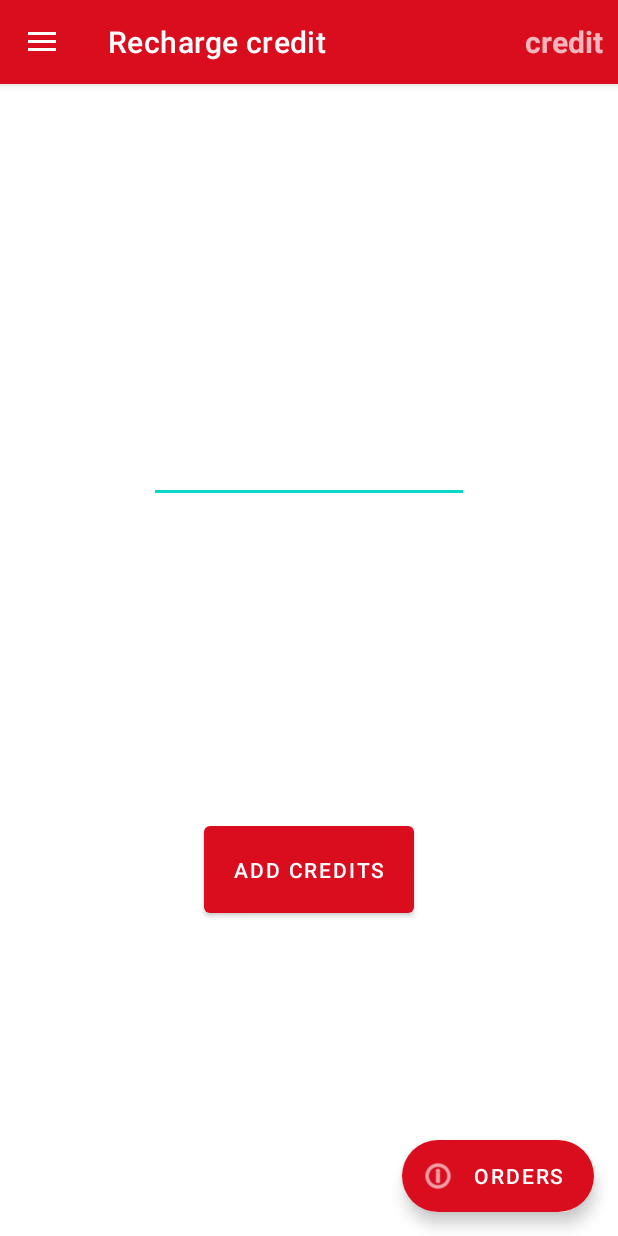
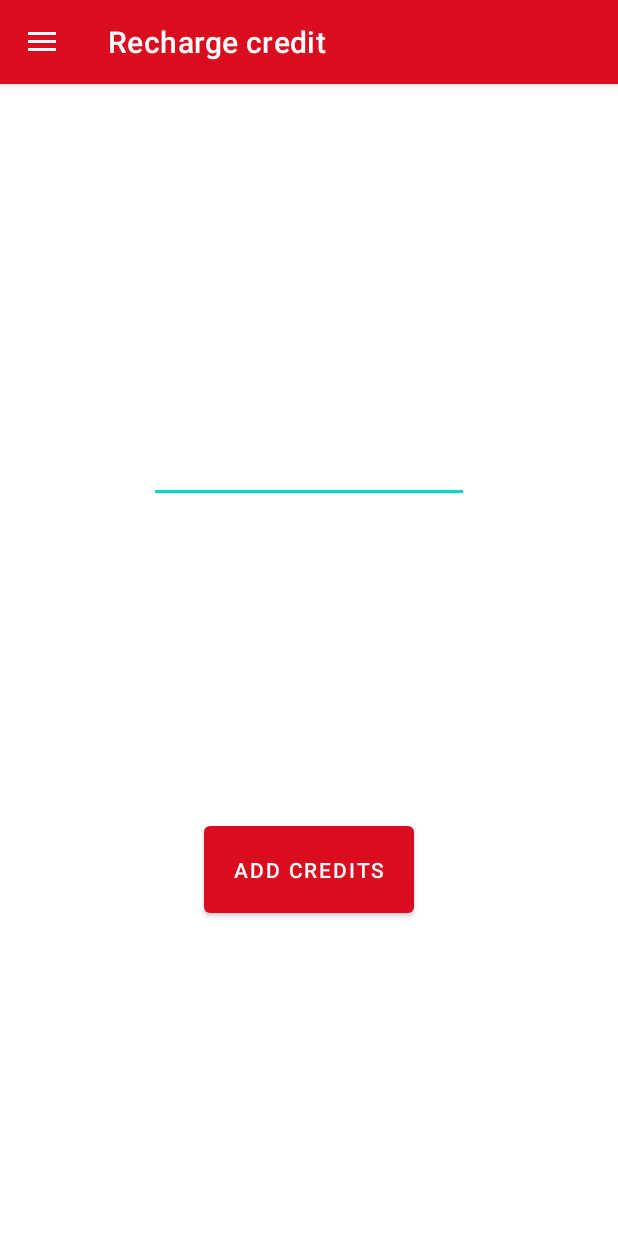
Before and after one commit to MarekHavel/ITU, an Android app: the screen it shows after launch (MainActivity), in the side drawer, after a tap on "Recharge credit", on a phone screen of 412 x 824 dp. Run offline under Robolectric (Android 15) with nearby library versions, the phone set to English and light mode, and no system bars; our stand-ins replace navigation-ui.

Commit message:
Removed toolbar and fab from others fragments

```diff
--- a/frontend/app/src/main/java/eu/havy/canteen/MainActivity.java
+++ b/frontend/app/src/main/java/eu/havy/canteen/MainActivity.java
@@ -4,10 +4,11 @@ import android.os.Bundle;
 import android.os.Handler;
 import android.os.Looper;
 import android.os.Message;
-import android.view.Menu;
+import android.view.View;
 
 import androidx.appcompat.app.AppCompatActivity;
 import androidx.drawerlayout.widget.DrawerLayout;
+import androidx.fragment.app.Fragment;
 import androidx.navigation.NavController;
 import androidx.navigation.Navigation;
 import androidx.navigation.ui.AppBarConfiguration;
@@ -23,6 +24,7 @@ import java.util.Objects;
 
 import eu.havy.canteen.api.Api;
 import eu.havy.canteen.databinding.ActivityMainBinding;
+import eu.havy.canteen.ui.order_food.OrderFoodFragment;
 
 public class MainActivity extends AppCompatActivity {
 
@@ -76,6 +78,19 @@ public class MainActivity extends AppCompatActivity {
         NavController navController = Navigation.findNavController(this, R.id.nav_host_fragment_activity_main_content);
         NavigationUI.setupActionBarWithNavController(this, navController, mAppBarConfiguration);
         NavigationUI.setupWithNavController(navigationView, navController);
+
+        //hide fab and credit toolbar when not on order food fragment
+        getSupportFragmentManager().findFragmentById(R.id.nav_host_fragment_activity_main_content).getChildFragmentManager().addOnBackStackChangedListener(() -> {
+            Fragment currentFragment = getSupportFragmentManager().findFragmentById(R.id.nav_host_fragment_activity_main_content).getChildFragmentManager().getFragments().get(0);
+
+            if (currentFragment instanceof OrderFoodFragment) {
+                binding.appBarMain.toolbarCredit.setVisibility(View.VISIBLE);
+                binding.appBarMain.fab.setVisibility(View.VISIBLE);
+            } else {
+                binding.appBarMain.toolbarCredit.setVisibility(View.GONE);
+                binding.appBarMain.fab.setVisibility(View.GONE);
+            }
+        });
     }
 
     @Override
--- a/frontend/app/src/main/res/layout/activity_main_toolbar.xml
+++ b/frontend/app/src/main/res/layout/activity_main_toolbar.xml
@@ -22,7 +22,7 @@
                 android:id="@+id/toolbar_credit"
                 android:layout_width="wrap_content"
                 android:layout_height="wrap_content"
-                android:layout_gravity="right"
+                android:layout_gravity="end"
                 android:layout_marginEnd="10dp"
                 android:text="@string/credit"
                 android:textSize="20sp"
```
